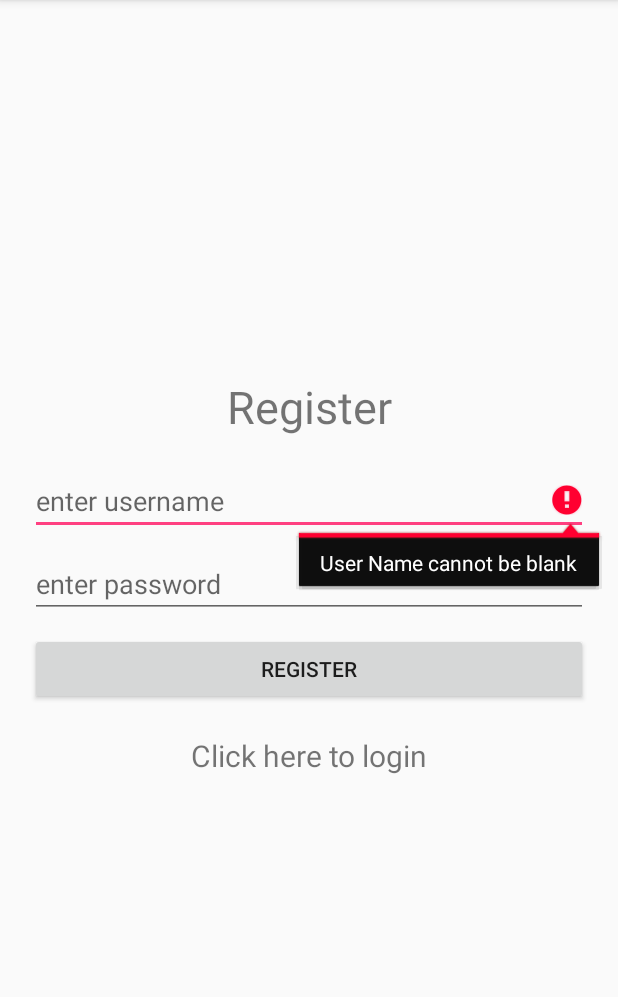
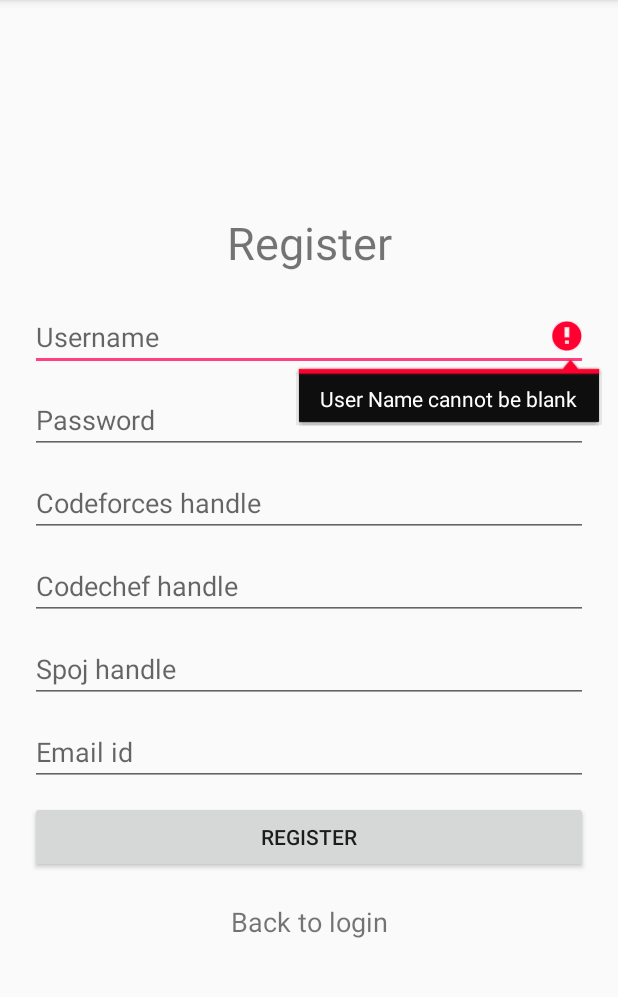
Before and after one commit to utkarsh028/NoobtoPro, an Android app: the Register screen opened directly, with no data from a screen before it, after a tap on "REGISTER", on a phone screen of 412 x 824 dp, the part 84-1081 px from its top. Run offline under Robolectric (Android 15) with nearby library versions, the phone set to English and light mode, and no system bars; our stand-ins replace Volley; libraries missing offline, so code that uses them is left out: com.firebase.client; 1 statement that could not run was skipped.

Commit message:
user handles in firebase

```diff
--- a/app/src/main/java/com/meutkarsh/androidchatapp/Activities/MainActivity.java
+++ b/app/src/main/java/com/meutkarsh/androidchatapp/Activities/MainActivity.java
@@ -81,10 +81,14 @@ public class MainActivity extends AppCompatActivity {
                                         Toast.makeText(MainActivity.this, "user not found", Toast.LENGTH_SHORT).show();
                                     } else {
                                         String userpass = obj.getJSONObject(user).getString("password");
+                                        String userCF = obj.getJSONObject(user).getString("codeforcesHandle");
+                                        String userCC = obj.getJSONObject(user).getString("codechefHandle");
+                                        String userSP = obj.getJSONObject(user).getString("spojHandle");
+                                        String userEmailId = obj.getJSONObject(user).getString("emailId");
                                         if(userpass.equals(pass)){
                                             UserDetails.username = user;
                                             UserDetails.password = pass;
-                                            session.createLoginSession(user, pass);
+                                            session.createLoginSession(user, pass, userCF, userCC, userSP, userEmailId);
                                             Intent i = new Intent(MainActivity.this, Users.class);
                                             startActivity(i);
                                         }else{
--- a/app/src/main/java/com/meutkarsh/androidchatapp/Activities/Register.java
+++ b/app/src/main/java/com/meutkarsh/androidchatapp/Activities/Register.java
@@ -17,12 +17,15 @@ import com.android.volley.VolleyError;
 import com.android.volley.toolbox.StringRequest;
 import com.android.volley.toolbox.Volley;
 import com.firebase.client.Firebase;
+import com.meutkarsh.androidchatapp.POJO.UserDetails;
 import com.meutkarsh.androidchatapp.R;
 import com.meutkarsh.androidchatapp.Utils.SessionManagement;
-import com.meutkarsh.androidchatapp.POJO.UserDetails;
 
 import org.json.JSONException;
 import org.json.JSONObject;
+
+import java.util.regex.Matcher;
+import java.util.regex.Pattern;
 
 /**
  * Created by utkarsh on 27/9/17.
@@ -30,9 +33,9 @@ import org.json.JSONObject;
 
 public class Register extends AppCompatActivity {
 
-    EditText username, password;
+    EditText username, password, codeforces, codechef, spoj, email;
     Button registerButton;
-    String user, pass;
+    String user, pass, cf, cc, sp, emailId;
     TextView login;
     SessionManagement session;
 
@@ -43,6 +46,12 @@ public class Register extends AppCompatActivity {
 
         username = (EditText)findViewById(R.id.username);
         password = (EditText)findViewById(R.id.password);
+
+        codeforces = (EditText) findViewById(R.id.codeforces);
+        codechef = (EditText) findViewById(R.id.codechef);
+        spoj = (EditText) findViewById(R.id.spoj);
+        email = (EditText) findViewById(R.id.email_id);
+
         registerButton = (Button)findViewById(R.id.registerButton);
         login = (TextView)findViewById(R.id.login);
         Firebase.setAndroidContext(this);
@@ -63,10 +72,16 @@ public class Register extends AppCompatActivity {
             public void onClick(View view) {
                 user = username.getText().toString();
                 pass = password.getText().toString();
+                cf = codeforces.getText().toString();
+                cc = codechef.getText().toString();
+                sp = spoj.getText().toString();
+                emailId = email.getText().toString();
                 if(user.equals("")){
                     username.setError("User Name cannot be blank");
                 } else if (pass.equals("")) {
                     password.setError("Password cannot be blank");
+                } else if(emailId.equals("")){
+                    email.setError("Email id cannot be blank");
                 } else if ( !user.matches("[A-Za-z0-9]+") ) {
                     username.setError("Only alphabet or number allowed");
                 } else if (user.length() < 5) {
@@ -74,6 +89,14 @@ public class Register extends AppCompatActivity {
                 } else if (pass.length() < 5) {
                     password.setError("at least 5 characters long");
                 } else {
+                    Pattern emailRegex = Pattern.compile(
+                            "^[A-Z0-9._%+-]+@[A-Z0-9.-]+\\.[A-Z]{2,6}$", Pattern.CASE_INSENSITIVE);
+                    Matcher matcher = emailRegex .matcher(emailId);
+                    if(!matcher.find()){
+                        email.setError("Enter valid email address");
+                        return;
+                    }
+
                     final ProgressDialog pd = new ProgressDialog(Register.this);
                     pd.setMessage("Loading...");
                     pd.show();
@@ -85,10 +108,19 @@ public class Register extends AppCompatActivity {
                             Firebase reference = new Firebase("https://androidchatapp-7aaaa.firebaseio.com/users");
                             if(response.equals("null")) {
                                 reference.child(user).child("password").setValue(pass);
+                                reference.child(user).child("codeforcesHandle").setValue(cf);
+                                reference.child(user).child("codechefHandle").setValue(cc);
+                                reference.child(user).child("spojHandle").setValue(sp);
+                                reference.child(user).child("emailId").setValue(emailId);
                                 Toast.makeText(Register.this, "registration successful", Toast.LENGTH_LONG).show();
                                 UserDetails.username = user;
                                 UserDetails.password = pass;
-                                session.createLoginSession(user, pass);
+                                UserDetails.codeforcesHandle = cf;
+                                UserDetails.codechefHandle = cc;
+                                UserDetails.spojHandle = sp;
+                                UserDetails.emailId = emailId;
+
+                                session.createLoginSession(user, pass, cf, cc, sp, emailId);
                                 Intent i = new Intent(Register.this, Users.class);
                                 startActivity(i);
                             } else {
@@ -97,10 +129,18 @@ public class Register extends AppCompatActivity {
 
                                     if (!obj.has(user)) {
                                         reference.child(user).child("password").setValue(pass);
+                                        reference.child(user).child("codeforcesHandle").setValue(cf);
+                                        reference.child(user).child("codechefHandle").setValue(cc);
+                                        reference.child(user).child("spojHandle").setValue(sp);
+                                        reference.child(user).child("emailId").setValue(emailId);
                                         Toast.makeText(Register.this, "registration successful", Toast.LENGTH_LONG).show();
                                         UserDetails.username = user;
                                         UserDetails.password = pass;
-                                        session.createLoginSession(user, pass);
+                                        UserDetails.codeforcesHandle = cf;
+                                        UserDetails.codechefHandle = cc;
+                                        UserDetails.spojHandle = sp;
+                                        UserDetails.emailId = emailId;
+                                        session.createLoginSession(user, pass, cf, cc, sp, emailId);
                                         Intent i = new Intent(Register.this, Users.class);
                                         startActivity(i);
                                     } else {
--- a/app/src/main/java/com/meutkarsh/androidchatapp/POJO/UserDetails.java
+++ b/app/src/main/java/com/meutkarsh/androidchatapp/POJO/UserDetails.java
@@ -8,4 +8,8 @@ public class UserDetails extends Object {
     public static String username = "";
     public static String password = "";
     public static String chatWith = "";
+    public static String codeforcesHandle = "";
+    public static String codechefHandle = "";
+    public static String spojHandle = "";
+    public static String emailId = "";
 }
--- a/app/src/main/res/layout/activity_register.xml
+++ b/app/src/main/res/layout/activity_register.xml
@@ -14,10 +14,10 @@
     <TextView
         android:layout_width="match_parent"
         android:layout_height="wrap_content"
+        android:layout_marginBottom="20dp"
+        android:gravity="center"
         android:text="Register"
-        android:textSize="30dp"
-        android:gravity="center"
-        android:layout_marginBottom="20dp"/>
+        android:textSize="30sp" />
 
     <EditText
         android:layout_width="match_parent"
@@ -25,7 +25,7 @@
         android:id="@+id/username"
         android:inputType="text"
         android:maxLines="1"
-        android:hint="enter username"
+        android:hint="Username"
         android:layout_marginBottom="10dp"/>
 
     <EditText
@@ -34,7 +34,43 @@
         android:id="@+id/password"
         android:inputType="textPassword"
         android:maxLines="1"
-        android:hint="enter password"
+        android:hint="Password"
+        android:layout_marginBottom="10dp"/>
+
+    <EditText
+        android:layout_width="match_parent"
+        android:layout_height="wrap_content"
+        android:id="@+id/codeforces"
+        android:inputType="text"
+        android:maxLines="1"
+        android:hint="Codeforces handle"
+        android:layout_marginBottom="10dp"/>
+
+    <EditText
+        android:layout_width="match_parent"
+        android:layout_height="wrap_content"
+        android:id="@+id/codechef"
+        android:inputType="text"
+        android:maxLines="1"
+        android:hint="Codechef handle"
+        android:layout_marginBottom="10dp"/>
+
+    <EditText
+        android:layout_width="match_parent"
+        android:layout_height="wrap_content"
+        android:id="@+id/spoj"
+        android:inputType="text"
+        android:maxLines="1"
+        android:hint="Spoj handle"
+        android:layout_marginBottom="10dp"/>
+
+    <EditText
+        android:layout_width="match_parent"
+        android:layout_height="wrap_content"
+        android:id="@+id/email_id"
+        android:inputType="textEmailAddress"
+        android:maxLines="1"
+        android:hint="Email id"
         android:layout_marginBottom="10dp"/>
 
     <Button
@@ -45,11 +81,11 @@
         android:layout_marginBottom="20dp"/>
 
     <TextView
+        android:id="@+id/login"
         android:layout_width="match_parent"
         android:layout_height="wrap_content"
-        android:text="Click here to login"
-        android:textSize="20dp"
         android:gravity="center"
-        android:id="@+id/login"/>
+        android:text="Back to login"
+        android:textSize="18sp" />
 
 </LinearLayout>
```
Also changed, not shown: app/src/main/java/com/meutkarsh/androidchatapp/Utils/SessionManagement.java (+17 -1 lines).
